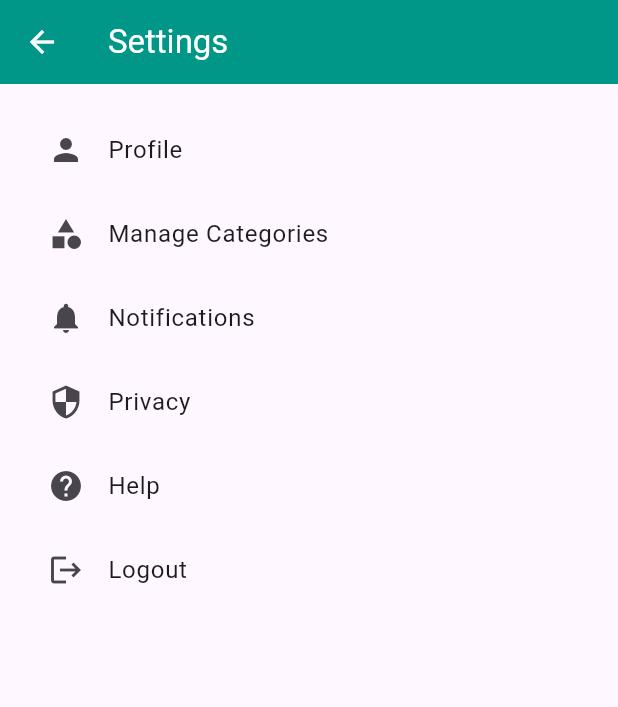
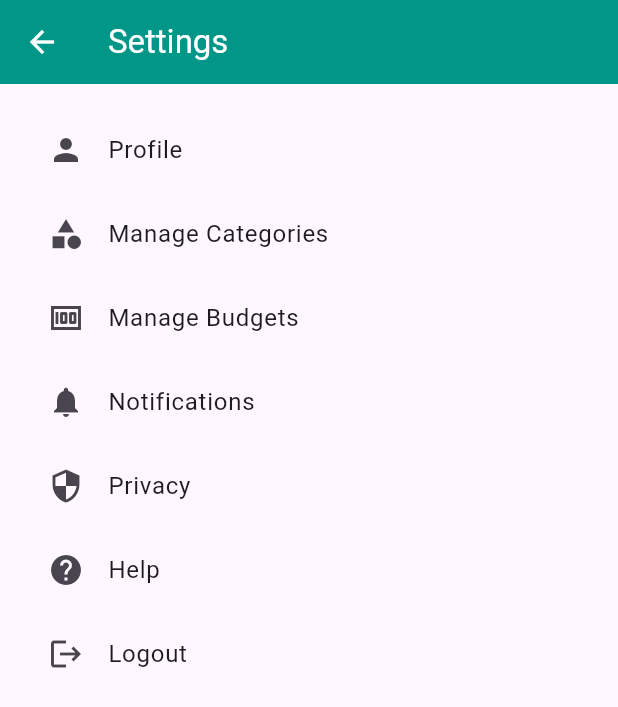
Before and after one commit to HoloDanger/CashFlow, a Flutter app: the screen it shows after launch, after a tap on the "settings" icon, on a phone screen of 412 x 824 dp. Shown: the top 707 px of the screen. Run offline on Flutter 3.47's test engine with Material 3 defaults, Android fonts, the phone set to English and light mode, and no system bars; our stand-ins replace logger, sqflite; accounts and stored records are empty.

Commit message:
Added budget management

```diff
--- a/lib/main.dart
+++ b/lib/main.dart
@@ -2,6 +2,7 @@ import 'dart:async';
 import 'package:flutter/foundation.dart';
 import 'package:flutter/material.dart';
 import 'package:logger/logger.dart';
+import 'package:money_tracker/providers/budget_provider.dart';
 import 'package:money_tracker/providers/category_provider.dart';
 import 'package:money_tracker/providers/transaction_provider.dart';
 import 'package:money_tracker/screens/home_screen.dart';
@@ -12,12 +13,10 @@ void main() {
   // Making zone errors fatal can help in debugging
   BindingBase.debugZoneErrorsAreFatal = true;
 
-  // Capture the current zone
-  final Zone currentZone = Zone.current;
+  final Logger logger = Logger();
 
-  final Logger logger = Logger();
-  // Run the app initialization in the current zone
-  currentZone.run(() async {
+  // Run the app initialization in a guarded zone
+  runZonedGuarded(() async {
     // Ensure Flutter binding is initialized in this zone
     WidgetsFlutterBinding.ensureInitialized();
 
@@ -25,11 +24,17 @@ void main() {
     final databaseService = DatabaseService();
 
     FlutterError.onError = (FlutterErrorDetails details) {
-      logger.e('Flutter error: ${details.exception}');
+      logger.e(
+        'Flutter error: ${details.exceptionAsString()}\n${details.stack}',
+      );
       // Optionally, send the error to a monitoring service
     };
+
     // Run the app
     runApp(MyApp(databaseService: databaseService));
+  }, (error, stackTrace) {
+    logger.e('Uncaught asynchronous error: $error\n$stackTrace');
+    // Optionally, send the error to a monitoring service
   });
 }
 
@@ -47,7 +52,10 @@ class MyApp extends StatelessWidget {
         ),
         ChangeNotifierProvider(
           create: (_) => CategoryProvider(),
-        )
+        ),
+        ChangeNotifierProvider(
+          create: (_) => BudgetProvider(),
+        ),
       ],
       child: MaterialApp(
         title: 'CashFlow - Money Tracker',
--- /dev/null
+++ b/lib/providers/budget_provider.dart
@@ -0,0 +1,22 @@
+import 'package:flutter/material.dart';
+
+class BudgetProvider with ChangeNotifier {
+  final List<String> _budgetCategories = [];
+
+  List<String> get budgetCategories => _budgetCategories;
+
+  void addBudgetCategory(String category) {
+    _budgetCategories.add(category);
+    notifyListeners();
+  }
+
+  void editBudgetCategory(int index, String newCategory) {
+    _budgetCategories[index] = newCategory;
+    notifyListeners();
+  }
+
+  void deleteBudgetCategory(int index) {
+    _budgetCategories.removeAt(index);
+    notifyListeners();
+  }
+}
--- a/lib/providers/transaction_provider.dart
+++ b/lib/providers/transaction_provider.dart
@@ -48,4 +48,10 @@ class TransactionProvider with ChangeNotifier {
       rethrow;
     }
   }
+
+  double get totalExpenses {
+    return _transactions
+        .where((transaction) => transaction.amount < 0)
+        .fold(0.0, (previousValue, element) => previousValue + element.amount);
+  }
 }
--- a/lib/screens/home_screen.dart
+++ b/lib/screens/home_screen.dart
@@ -107,11 +107,26 @@ class HomeScreenState extends State<HomeScreen> {
                     ),
                   );
                 }
-                return ListView.builder(
+                return Column(
+                  children: [
+                    Padding(
+                      padding: const EdgeInsets.all(16.0),
+                      child: Text(
+                        'Total Expenses: \$${transactionProvider.totalExpenses.abs().toStringAsFixed(2)}',
+                        style: const TextStyle(
+                          fontSize: 20,
+                          fontWeight: FontWeight.bold,
+                          color: Colors.redAccent,
+                        ),
+                      ),
+                    ),
+                    Expanded(
+                      child: ListView.builder(
                         padding: const EdgeInsets.all(8.0),
                         itemCount: transactionProvider.transactions.length,
                         itemBuilder: (ctx, index) {
-                    final transaction = transactionProvider.transactions[index];
+                          final transaction =
+                              transactionProvider.transactions[index];
                           return Card(
                             margin: const EdgeInsets.symmetric(vertical: 8.0),
                             elevation: 8,
@@ -153,6 +168,9 @@ class HomeScreenState extends State<HomeScreen> {
                             ),
                           );
                         },
+                      ),
+                    ),
+                  ],
                 );
               },
             );
--- a/lib/screens/settings_screen.dart
+++ b/lib/screens/settings_screen.dart
@@ -1,4 +1,5 @@
 import 'package:flutter/material.dart';
+import 'package:money_tracker/screens/budget_management_screen.dart';
 import 'package:money_tracker/screens/category_management_screen.dart';
 
 class SettingsScreen extends StatelessWidget {
@@ -44,6 +45,17 @@ class SettingsScreen extends StatelessWidget {
               },
             ),
             ListTile(
+              leading: const Icon(Icons.money),
+              title: const Text('Manage Budgets'),
+              onTap: () {
+                Navigator.of(context).push(
+                  MaterialPageRoute(
+                    builder: (context) => const BudgetManagementScreen(),
+                  ),
+                );
+              },
+            ),
+            ListTile(
               leading: const Icon(Icons.notifications),
               title: const Text('Notifications'),
               onTap: () {
```
Also changed, not shown: lib/screens/budget_management_screen.dart (added, +163 -0 lines). Lines whose indentation alone changed are shown as unchanged.
